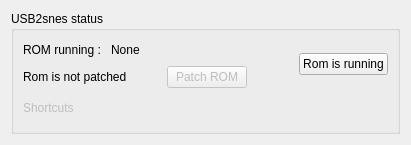
Before: the Qt Designer form usb2snesstatut.ui in Skarsnik/Savestate2snes, drawn with Qt 5.
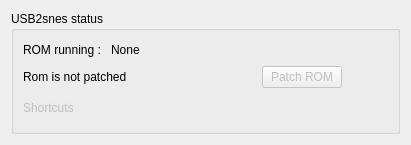
After: the same form once the commit is applied. Icons and pictures are not drawn.

Diff of the .ui file:
```diff
--- a/usb2snesstatut.ui
+++ b/usb2snesstatut.ui
@@ -126,13 +126,6 @@
           </property>
          </widget>
         </item>
-        <item>
-         <widget class="QPushButton" name="pushButton">
-          <property name="text">
-           <string>Rom is running</string>
-          </property>
-         </widget>
-        </item>
        </layout>
       </item>
       <item>
```
